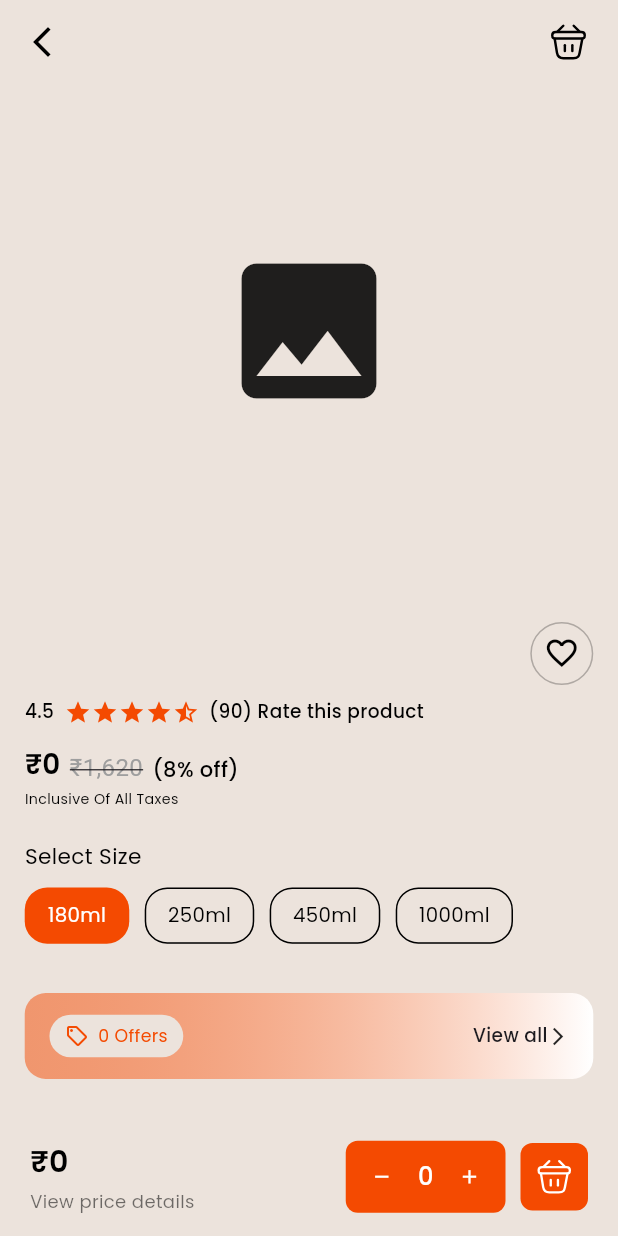
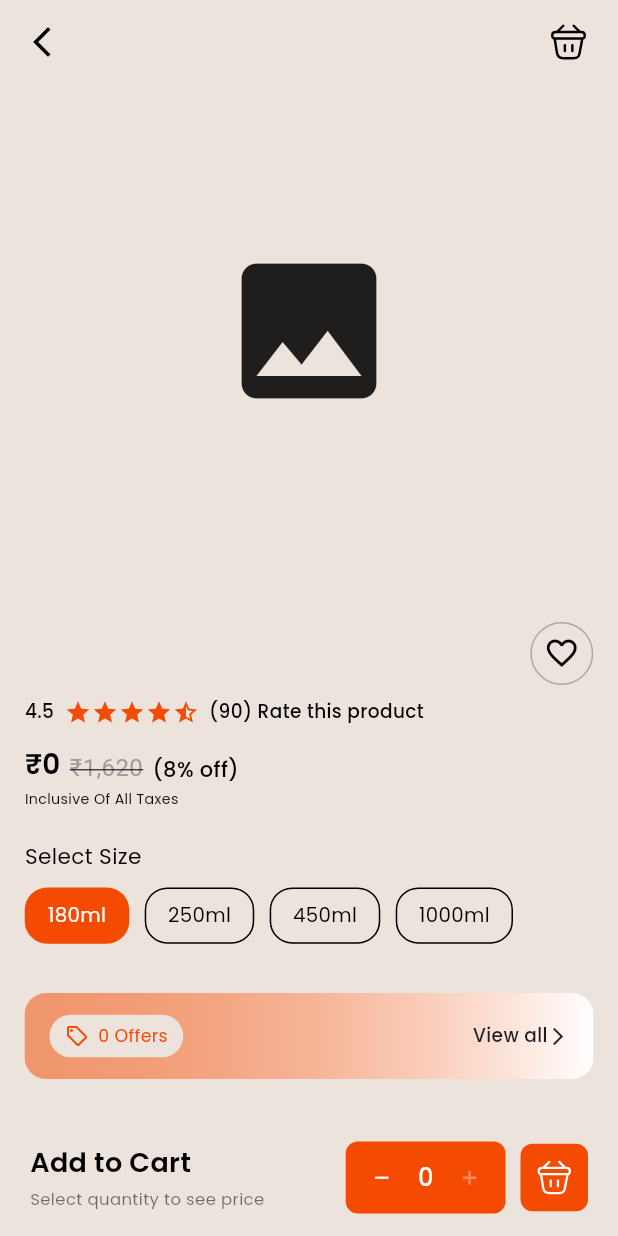
Before and after one commit to LegitFR/ProBeauty-App, a Flutter app: the ProductScreen screen opened directly with empty values, after a tap on the "remove" icon, on a phone screen of 412 x 824 dp. Run offline on Flutter 3.47's test engine with Material 3 defaults, Android fonts, the phone set to English and light mode, and no system bars; drawn by our look-alikes of carousel_slider; our stand-ins replace curved_navigation_bar, firebase_core, firebase_messaging, flutter_dotenv, flutter_local_notifications, flutter_svg and 6 more; missing offline and left inert: flutter_sound, flutter_stripe; accounts and stored records are empty; network calls fail; project files that could hold a hidden picture were left out.

Commit message:
cart quantity updation fixe

```diff
--- a/lib/pages/cart_screen.dart
+++ b/lib/pages/cart_screen.dart
@@ -4,7 +4,6 @@ import 'package:flutter/material.dart';
 import 'package:flutter_svg/svg.dart';
 import 'package:flutter_stripe/flutter_stripe.dart';
 import 'package:probeauty_app/models/cart_item.dart';
-import 'package:probeauty_app/pages/address_picker_screen.dart';
 import 'package:probeauty_app/providers/address_provider.dart';
 import 'package:probeauty_app/routes/app_routes.dart';
 import 'package:probeauty_app/widgets/success_animation.dart';
@@ -27,8 +26,8 @@ class _CartScreenState extends State<CartScreen> {
     super.initState();
 
     WidgetsBinding.instance.addPostFrameCallback((_) {
-      Provider.of<CartProvider>(context, listen: false).fetchCart();
-      Provider.of<AddressProvider>(context, listen: false).fetchAddresses();
+      context.read<CartProvider>().fetchCart();
+      context.read<AddressProvider>().fetchAddresses();
     });
   }
 
@@ -127,7 +126,7 @@ class _CartScreenState extends State<CartScreen> {
                 ],
               ),
               ElevatedButton(
-                onPressed: cart.items.isEmpty || _isPaying
+                onPressed: cart.items.isEmpty || _isPaying || cart.isLoading
                     ? null
                     : () async {
                         setState(() => _isPaying = true);
@@ -400,15 +399,14 @@ class _CartScreenState extends State<CartScreen> {
               children: [
                 GestureDetector(
                   onTap: () async {
-                    final newQty = item.quantity - 1;
-                    final msg = await cart.updateItemQuantity(
+                    final msg = await cart.decreaseQty(
                       productId: item.productId,
-                      quantity: newQty,
+                      currentQty: item.quantity,
                     );
+
                     if (msg != null && mounted) {
-                      ScaffoldMessenger.of(
-                        context,
-                      ).showSnackBar(SnackBar(content: Text(msg)));
+                      ScaffoldMessenger.of(context)
+                          .showSnackBar(SnackBar(content: Text(msg)));
                     }
                   },
                   child: const Padding(
--- a/lib/pages/product_screen.dart
+++ b/lib/pages/product_screen.dart
@@ -4,6 +4,7 @@ import 'dart:convert';
 
 import 'package:flutter/material.dart';
 import 'package:flutter_svg/svg.dart';
+import 'package:probeauty_app/models/cart_item.dart';
 import 'package:probeauty_app/providers/cart_provider.dart';
 import 'package:probeauty_app/resources/AppColors.dart';
 import 'package:carousel_slider/carousel_slider.dart';
@@ -30,9 +31,6 @@ class _ProductScreenState extends State<ProductScreen> {
   int selectedSize = 0;
   int selectedRating = 0;
 
-  // 🔥 Cart quantity synced with backend
-  int quantity = 0;
-
   final sizes = ["180ml", "250ml", "450ml", "1000ml"];
   int currentImageIndex = 0;
 
@@ -48,9 +46,8 @@ class _ProductScreenState extends State<ProductScreen> {
   void initState() {
     super.initState();
 
-    _loadInitialCartQuantity();
+    _fetchApplicableOffers();
     _checkFavouriteStatus();
-    _fetchApplicableOffers();
   }
 
   Future<void> _fetchApplicableOffers() async {
@@ -158,121 +155,59 @@ class _ProductScreenState extends State<ProductScreen> {
     }
   }
 
-  Future<void> _loadInitialCartQuantity() async {
-    try {
-      final resp = await ApiClient.get("/api/v1/cart");
-
-      if (resp.statusCode == 200) {
-        final jsonBody = jsonDecode(resp.body);
-        final data = jsonBody["data"];
-        if (data == null || data["cart"] == null) return;
-
-        final cart = data["cart"];
-        final List items = cart["cartItems"] ?? [];
-
-        final productId = widget.product.id;
-        if (productId == null) return;
-
-        int backendQty = 0;
-        for (final item in items) {
-          if (item["productId"] == productId) {
-            backendQty = (item["quantity"] ?? 0) as int;
-            break;
-          }
-        }
-
-        if (mounted) {
-          setState(() {
-            quantity = backendQty;
-          });
-        }
-      } else {
-        debugPrint("❌ Failed to load cart: ${resp.statusCode}");
-      }
-    } catch (e) {
-      debugPrint("❌ Error loading cart: $e");
-    }
-  }
-
-  Future<void> _incrementQuantity() async {
+  Future<void> _incrementQuantity(int quantity, int stock) async {
     if (_cartUpdating) return;
 
+    if (quantity >= stock) {
+      ScaffoldMessenger.of(context).showSnackBar(
+        const SnackBar(content: Text("No more stock available")),
+      );
+      return;
+    }
+
+    final cart = context.read<CartProvider>();
     final productId = widget.product.id;
+
     if (productId == null) return;
-
-    final newQty = quantity + 1;
 
     setState(() => _cartUpdating = true);
 
-    try {
-      if (quantity == 0) {
-        await ApiClient.post(
-          "/api/v1/cart/items",
-          body: {
-            "productId": productId,
-            "quantity": newQty,
-          },
-        );
-      } else {
-        await ApiClient.post(
-          "/api/v1/cart/items/$productId",
-          body: {
-            "quantity": newQty,
-          },
-        );
-      }
+    final msg = quantity == 0
+        ? await cart.addItem(productId: productId)
+        : await cart.increaseQty(
+            productId: productId,
+            currentQty: quantity,
+          );
 
-      if (!mounted) return;
-
-      setState(() {
-        quantity = newQty;
-      });
-
-      /// 🔥 UPDATE BADGE COUNT
-      await context.read<CartProvider>().fetchCart();
-    } catch (e) {
+    if (msg != null && mounted) {
       ScaffoldMessenger.of(context).showSnackBar(
-        SnackBar(content: Text("Error updating cart: $e")),
+        SnackBar(content: Text(msg)),
       );
     }
 
     if (mounted) setState(() => _cartUpdating = false);
   }
 
-  Future<void> _decrementQuantity() async {
+  Future<void> _decrementQuantity(int quantity) async {
     if (_cartUpdating) return;
+
     if (quantity == 0) return;
 
+    final cart = context.read<CartProvider>();
     final productId = widget.product.id;
+
     if (productId == null) return;
-
-    final newQty = quantity - 1;
 
     setState(() => _cartUpdating = true);
 
-    try {
-      if (newQty > 0) {
-        await ApiClient.post(
-          "/api/v1/cart/items/$productId",
-          body: {
-            "quantity": newQty,
-          },
-        );
-      } else {
-        await ApiClient.delete("/api/v1/cart/items/$productId");
-      }
+    final msg = await cart.decreaseQty(
+      productId: productId,
+      currentQty: quantity,
+    );
 
-      if (!mounted) return;
-
-      setState(() {
-        quantity = newQty;
-      });
-
-      /// 🔥 UPDATE BADGE COUNT
-      await context.read<CartProvider>().fetchCart();
-    } catch (e) {
+    if (msg != null && mounted) {
       ScaffoldMessenger.of(context).showSnackBar(
-        SnackBar(content: Text("Error updating cart: $e")),
+        SnackBar(content: Text(msg)),
       );
     }
 
@@ -282,11 +217,30 @@ class _ProductScreenState extends State<ProductScreen> {
   @override
   Widget build(BuildContext context) {
     final Product product = widget.product;
+    final cart = context.watch<CartProvider>();
+
+    final item = cart.items.firstWhere(
+      (e) => e.productId == widget.product.id,
+      orElse: () => CartItemModel(
+        id: "",
+        productId: "",
+        title: "",
+        price: 0,
+        quantity: 0,
+      ),
+    );
+
+    final quantity = item.quantity;
+    final int stock = product.quantity ?? 0;
+
     final String salonName = widget.salonName;
 
     final size = MediaQuery.of(context).size;
     final width = size.width;
     final height = size.height;
+
+    final double price = (product.price ?? 0).toDouble();
+    final double totalPrice = price * quantity;
 
     return Scaffold(
       backgroundColor: AppColors.softIvory,
@@ -302,19 +256,23 @@ class _ProductScreenState extends State<ProductScreen> {
                 mainAxisSize: MainAxisSize.min,
                 children: [
                   Text(
-                    "₹${product.price ?? ""}",
+                    quantity == 0
+                        ? "Add to Cart"
+                        : "₹${totalPrice.toStringAsFixed(2)}",
                     style: const TextStyle(
                       fontFamily: "PoppinsSemiBold",
-                      fontSize: 20,
+                      fontSize: 18,
                       color: Colors.black,
                     ),
                   ),
                   const SizedBox(height: 3),
-                  const Text(
-                    "View price details",
-                    style: TextStyle(
+                  Text(
+                    quantity == 0
+                        ? "Select quantity to see price"
+                        : "₹${price.toStringAsFixed(2)} × $quantity",
+                    style: const TextStyle(
                       fontFamily: "PoppinsRegular",
-                      fontSize: 12,
+                      fontSize: 11,
                       color: Colors.black54,
                     ),
                   ),
@@ -332,7 +290,9 @@ class _ProductScreenState extends State<ProductScreen> {
                     child: Row(
                       children: [
                         IconButton(
-                          onPressed: _cartUpdating ? null : _decrementQuantity,
+                          onPressed: _cartUpdating
+                              ? null
+                              : () => _decrementQuantity(quantity),
                           icon: const Icon(
                             Icons.remove,
                             color: Colors.white,
@@ -348,10 +308,14 @@ class _ProductScreenState extends State<ProductScreen> {
                           ),
                         ),
                         IconButton(
-                          onPressed: _cartUpdating ? null : _incrementQuantity,
-                          icon: const Icon(
+                          onPressed: (_cartUpdating || quantity >= stock)
+                              ? null
+                              : () => _incrementQuantity(quantity, stock),
+                          icon: Icon(
                             Icons.add,
-                            color: Colors.white,
+                            color: quantity >= stock
+                                ? Colors.white38
+                                : Colors.white,
                             size: 15,
                           ),
                         ),
```
Also changed, not shown: lib/providers/cart_provider.dart (+84 -8 lines).
